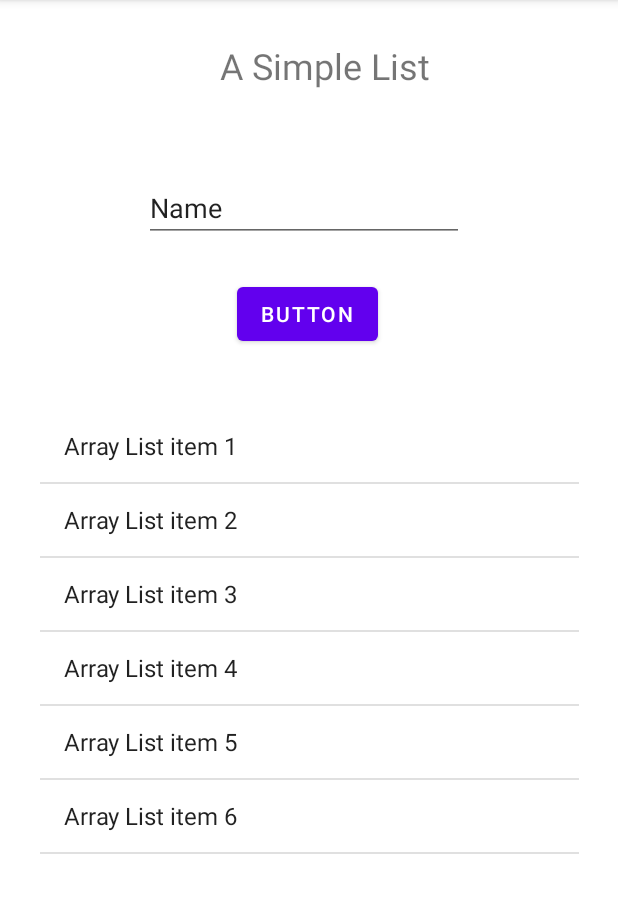
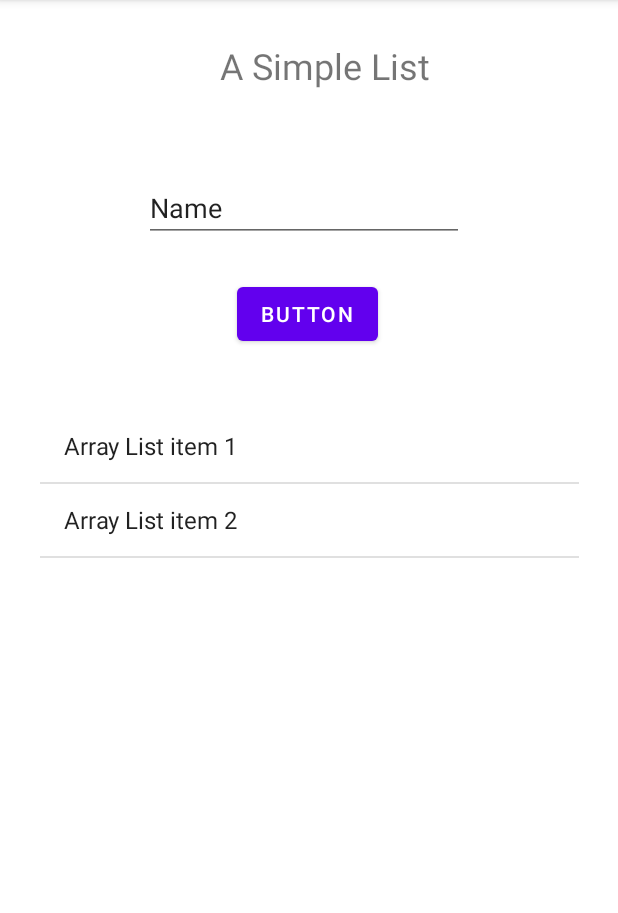
Before and after one commit to Anas428/Mobile_Computing_Progress, an Android app: the screen it shows after launch (MainActivity), after a tap on "BUTTON", on a phone screen of 412 x 824 dp, the part 84-997 px from its top. Run offline under Robolectric (Android 15) with nearby library versions, the phone set to English and light mode, and no system bars.

Commit message:
After removing Errors

```diff
--- a/Projects/Lec 9/Lists/app/src/main/java/com/example/lists/MainActivity.java
+++ b/Projects/Lec 9/Lists/app/src/main/java/com/example/lists/MainActivity.java
@@ -16,7 +16,7 @@ public class MainActivity extends AppCompatActivity {
 
     ArrayAdapter<String> arrayAdapter;
     ArrayList<String> friendsList;
-    EditText editText = findViewById(R.id.editText);
+    EditText editText;
     ListView listView;
     @Override
     protected void onCreate(Bundle savedInstanceState) {
@@ -24,14 +24,12 @@ public class MainActivity extends AppCompatActivity {
         setContentView(R.layout.activity_main);
 
         listView = findViewById(R.id.myListView);
+        editText = findViewById(R.id.editText);
+
         String [] friends = {"Item1","Item2", "Item3","Item4", "Item5"};
         friendsList = new ArrayList<String>();
         friendsList.add("Array List item 1");
         friendsList.add("Array List item 2");
-        friendsList.add("Array List item 3");
-        friendsList.add("Array List item 4");
-        friendsList.add("Array List item 5");
-        friendsList.add("Array List item 6");
 
         arrayAdapter = new ArrayAdapter<String>(this, android.R.layout.simple_list_item_1, friendsList);
         listView.setAdapter(arrayAdapter);
@@ -41,6 +39,5 @@ public class MainActivity extends AppCompatActivity {
     public void addFriend(View view)
     {
         friendsList.add(editText.getText().toString());
-        listView.setAdapter(arrayAdapter);
     }
 }
```
